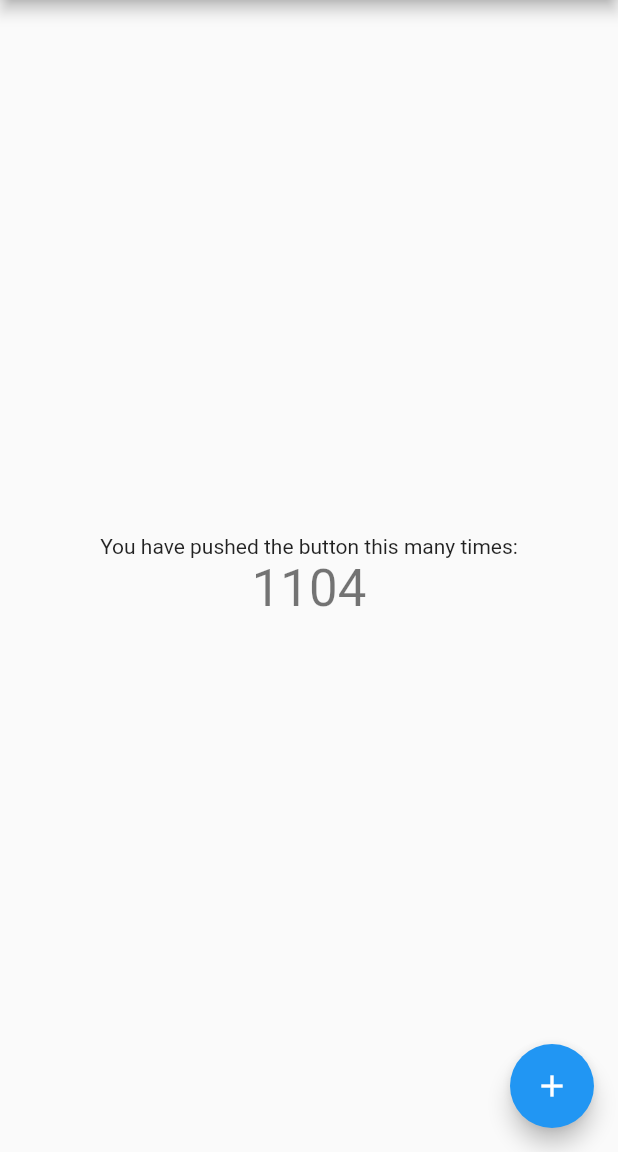
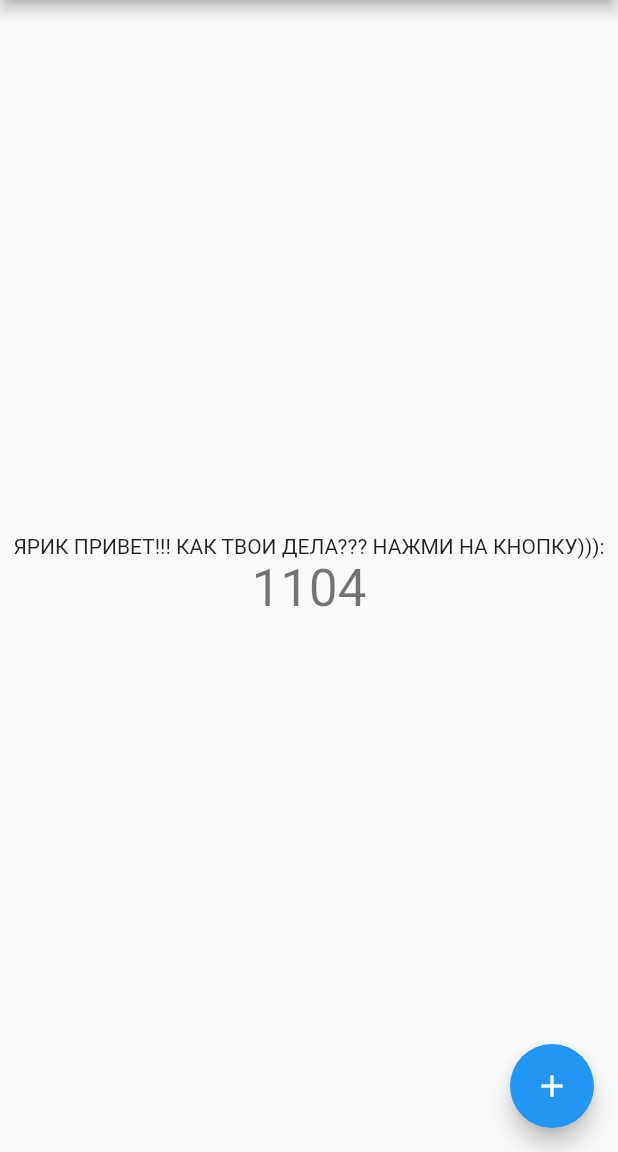
Before and after one commit to SamWiseUA/flutter_web_app, a Flutter app: the screen it shows after launch, on a phone screen of 412 x 824 dp, the part 84-1236 px from its top. Run offline on Flutter 3.47's test engine with Material 2 defaults, Android fonts, the phone set to English and light mode, and no system bars.

Commit message:
change some text

```diff
--- a/lib/main.dart
+++ b/lib/main.dart
@@ -95,7 +95,7 @@ class _MyHomePageState extends State<MyHomePage> {
           mainAxisAlignment: MainAxisAlignment.center,
           children: <Widget>[
             Text(
-              'You have pushed the button this many times:',
+              'ЯРИК ПРИВЕТ!!! КАК ТВОИ ДЕЛА??? НАЖМИ НА КНОПКУ))):',
             ),
             Text(
               '$_counter',
```
Also changed, not shown: 3 other files.
